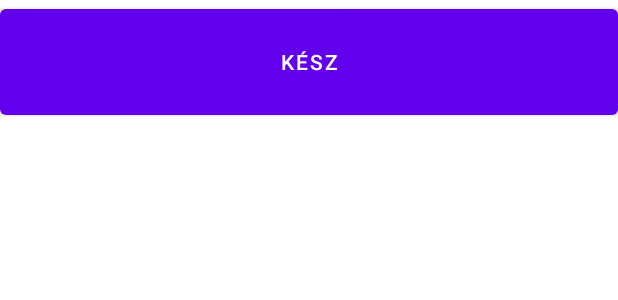
After one commit to awrpad/Boltie-MSZR_HF, an Android app: the layout fragment_sale.xml on its own in the app's theme, with its tools: preview values and no code run, on a phone screen of 412 x 824 dp. The commit adds this screen. Shown: the top 300 px of the screen. Run offline under Robolectric (Android 15) with nearby library versions, the phone set to English and light mode, and no system bars.

Commit message:
Added Sale fragment

```diff
--- a/app/build.gradle
+++ b/app/build.gradle
@@ -39,6 +39,7 @@ dependencies {
     implementation 'androidx.appcompat:appcompat:1.3.0'
     implementation 'com.google.android.material:material:1.4.0'
     implementation 'androidx.constraintlayout:constraintlayout:2.0.4'
+    implementation 'androidx.legacy:legacy-support-v4:1.0.0'
     testImplementation 'junit:junit:4.13.2'
     androidTestImplementation 'androidx.test.ext:junit:1.1.3'
     androidTestImplementation 'androidx.test.espresso:espresso-core:3.4.0'
--- /dev/null
+++ b/app/src/main/res/layout/fragment_sale.xml
@@ -0,0 +1,20 @@
+<?xml version="1.0" encoding="utf-8"?>
+<LinearLayout xmlns:android="http://schemas.android.com/apk/res/android"
+    xmlns:tools="http://schemas.android.com/tools"
+    android:layout_width="match_parent"
+    android:layout_height="match_parent"
+    android:orientation="vertical"
+    tools:context=".SaleFragment">
+
+    <Button
+        android:id="@+id/btnDone"
+        android:layout_width="match_parent"
+        android:layout_height="match_parent"
+        android:layout_weight="0.9"
+        android:text="Kész" />
+
+    <androidx.recyclerview.widget.RecyclerView
+        android:layout_width="match_parent"
+        android:layout_height="match_parent"
+        android:layout_weight="0.1" />
+</LinearLayout>
--- a/app/src/main/res/values/strings.xml
+++ b/app/src/main/res/values/strings.xml
@@ -7,4 +7,7 @@
     <string name="waste">Selejt</string>
     <string name="buy_back">Visszáru</string>
     <string name="see_stock">Árukészlet megtekintése</string>
+    <!-- TODO: Remove or change this placeholder text -->
+    <string name="hello_blank_fragment">Hello blank fragment</string>
+    <string name="checked_so_far">Eddig beolvasott termékek</string>
 </resources>
```
Also changed, not shown: app/src/main/AndroidManifest.xml (+4 -3 lines), app/src/main/java/aut/bme/hu/boltie/SaleFragment.kt (added, +59 -0 lines), app/src/main/java/aut/bme/hu/boltie/viewmodel/CurrentSaleSessionViewModel.kt (added, +16 -0 lines).
